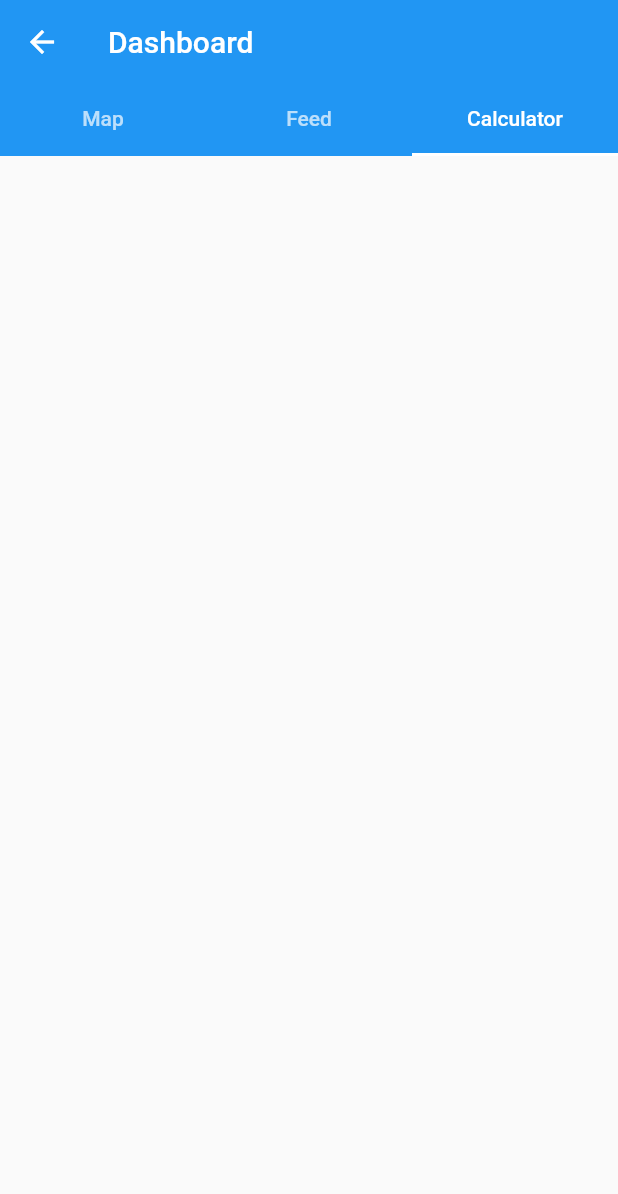
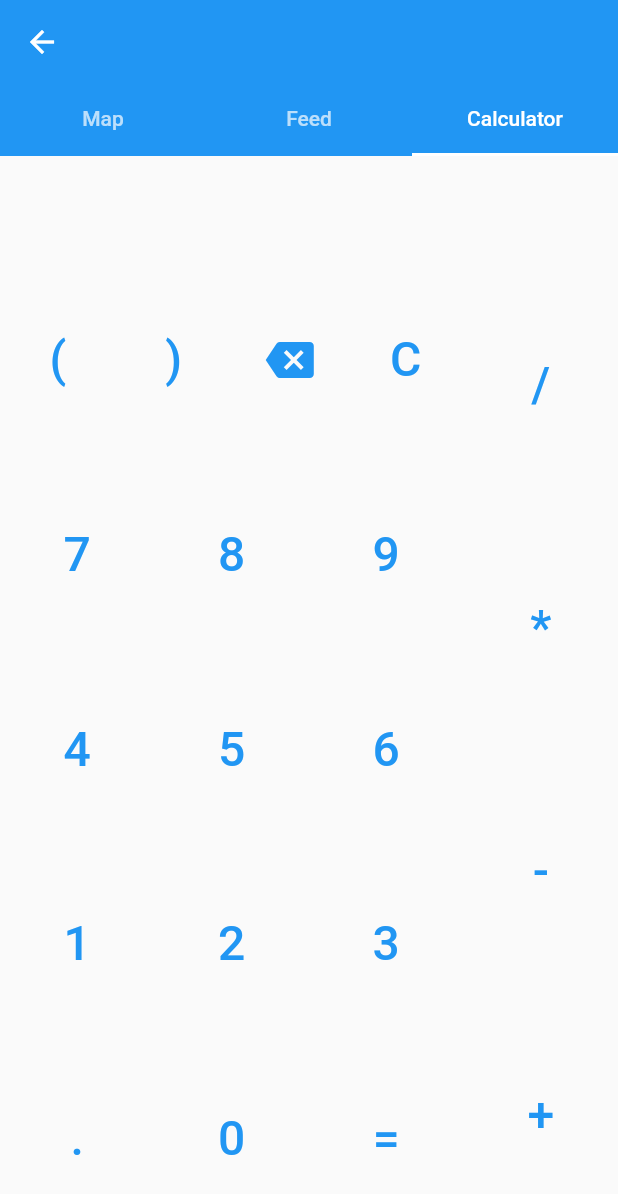
Before and after one commit to xamantra/eigital_handson, a Flutter app: the DashboardScreen screen opened directly, tab 3 chosen, on a phone screen of 412 x 824 dp. Shown: the top 1194 px of the screen. Run offline on Flutter 3.47's test engine with Material 2 defaults, Android fonts, the light colour scheme and no system bars; our stand-ins replace firebase_auth, firebase_core, flutter_bloc, google_maps_flutter, google_sign_in, location and 2 more; missing offline and left inert: map_launcher, webfeed; accounts and stored records are empty; network calls fail; statements that could not run were skipped.

Commit message:
working calculator

```diff
--- a/lib/src/cubits/calculator_cubit.dart
+++ b/lib/src/cubits/calculator_cubit.dart
@@ -1,4 +1,5 @@
 import 'package:flutter_bloc/flutter_bloc.dart';
+import 'package:math_expressions/math_expressions.dart';
 
 class CalculatorCubitState {
   final String userInput;
@@ -21,10 +22,44 @@ class CalculatorCubit extends Cubit<CalculatorCubitState> {
   CalculatorCubit() : super(CalculatorCubitState("", ""));
 
   void updateUserInput(String value) {
-    emit(state.copyWith(userInput: value));
+    emit(state.copyWith(userInput: state.userInput + value));
+    _updateOutput();
   }
 
-  void updateOutput() {
-    // TODO: calculate output.
+  void backspaceInput() {
+    final input = state.userInput;
+    if (input.length > 0) {
+      emit(state.copyWith(userInput: input.substring(0, input.length - 1)));
+    }
+    _updateOutput();
+  }
+
+  void clearInput() {
+    emit(state.copyWith(userInput: ''));
+    _updateOutput();
+  }
+
+  void _updateOutput() {
+    try {
+      if (state.userInput.isEmpty) {
+        emit(state.copyWith(output: ''));
+        return;
+      }
+      Parser p = Parser();
+      Expression exp = p.parse(state.userInput).simplify();
+      ContextModel cm = ContextModel();
+      final result = exp.evaluate(EvaluationType.REAL, cm);
+      emit(state.copyWith(output: result.toString()));
+
+      // emit(state.copyWith(output: state.userInput.interpret().toString()));
+
+      // Expression expression = Expression.parse(state.userInput);
+      // var context = <String, dynamic>{};
+      // final evaluator = const ExpressionEvaluator();
+      // var r = evaluator.eval(expression, context);
+      // emit(state.copyWith(output: r.toString()));
+    } catch (e) {
+      emit(state.copyWith(output: 'Syntax Error'));
+    }
   }
 }
--- a/lib/src/screens/dashboard.dart
+++ b/lib/src/screens/dashboard.dart
@@ -1,3 +1,4 @@
+import 'package:eigital_handson/src/cubits/cubits.dart';
 import 'package:flutter/material.dart';
 
 import 'views/index.dart';
@@ -22,7 +23,7 @@ class _DashboardScreenState extends State<DashboardScreen> with SingleTickerProv
   Widget build(BuildContext context) {
     return Scaffold(
       appBar: AppBar(
-        title: Text('Dashboard'),
+        title: Text(authCubit(context).state.name),
         elevation: 0,
       ),
       body: Container(
@@ -50,7 +51,7 @@ class _DashboardScreenState extends State<DashboardScreen> with SingleTickerProv
                 children: [
                   MapScreenView(),
                   FeedScreenView(),
-                  SizedBox(), // TODO: calculator view
+                  CalculatorScreenView(),
                 ],
               ),
             ),
--- a/lib/src/screens/views/calculator.dart
+++ b/lib/src/screens/views/calculator.dart
@@ -0,0 +1,183 @@
+import 'package:flutter/material.dart';
+import 'package:flutter_bloc/flutter_bloc.dart';
+
+import '../../cubits/index.dart';
+
+class CalculatorScreenView extends StatelessWidget {
+  const CalculatorScreenView({Key? key}) : super(key: key);
+
+  @override
+  Widget build(BuildContext context) {
+    return Column(
+      children: [
+        BlocBuilder<CalculatorCubit, CalculatorCubitState>(
+          bloc: calculatorCubit(context),
+          builder: (context, snapshot) {
+            return Column(
+              children: [
+                Align(
+                  alignment: Alignment.topRight,
+                  child: Text(
+                    snapshot.userInput,
+                    style: TextStyle(
+                      fontSize: 32,
+                    ),
+                  ),
+                ),
+                Align(
+                  alignment: Alignment.topRight,
+                  child: Text(
+                    snapshot.output,
+                    style: TextStyle(
+                      fontSize: 28,
+                      color: Theme.of(context).primaryColor,
+                    ),
+                  ),
+                ),
+              ],
+            );
+          },
+        ),
+        Expanded(
+          child: Row(
+            children: [
+              Expanded(
+                flex: 75,
+                child: Column(
+                  children: [
+                    Expanded(
+                      child: Row(
+                        children: [
+                          Expanded(child: _CalculatorButton(value: '(')),
+                          Expanded(child: _CalculatorButton(value: ')')),
+                          Expanded(child: _BackspaceButton()),
+                          Expanded(child: _ClearButton()),
+                        ],
+                      ),
+                    ),
+                    Expanded(
+                      child: Row(
+                        children: [
+                          Expanded(child: _CalculatorButton(value: '7')),
+                          Expanded(child: _CalculatorButton(value: '8')),
+                          Expanded(child: _CalculatorButton(value: '9')),
+                        ],
+                      ),
+                    ),
+                    Expanded(
+                      child: Row(
+                        children: [
+                          Expanded(child: _CalculatorButton(value: '4')),
+                          Expanded(child: _CalculatorButton(value: '5')),
+                          Expanded(child: _CalculatorButton(value: '6')),
+                        ],
+                      ),
+                    ),
+                    Expanded(
+                      child: Row(
+                        children: [
+                          Expanded(child: _CalculatorButton(value: '1')),
+                          Expanded(child: _CalculatorButton(value: '2')),
+                          Expanded(child: _CalculatorButton(value: '3')),
+                        ],
+                      ),
+                    ),
+                    Expanded(
+                      child: Row(
+                        children: [
+                          Expanded(child: _CalculatorButton(value: '.')),
+                          Expanded(child: _CalculatorButton(value: '0')),
+                          Expanded(child: _CalculatorButton(value: '=')),
+                        ],
+                      ),
+                    ),
+                  ],
+                ),
+              ),
+              Expanded(
+                flex: 25,
+                child: Column(
+                  children: [
+                    Expanded(child: _CalculatorButton(value: '/')),
+                    Expanded(child: _CalculatorButton(value: '*')),
+                    Expanded(child: _CalculatorButton(value: '-')),
+                    Expanded(child: _CalculatorButton(value: '+')),
+                  ],
+                ),
+              ),
+            ],
+          ),
+        ),
+      ],
+    );
+  }
+}
+
+class _CalculatorButton extends StatelessWidget {
+  const _CalculatorButton({
+    Key? key,
+    required this.value,
+  }) : super(key: key);
+
+  final String value;
+
+  @override
+  Widget build(BuildContext context) {
+    return Container(
+      height: double.infinity,
+      width: double.infinity,
+      child: TextButton(
+        onPressed: () {
+          calculatorCubit(context).updateUserInput(value);
+        },
+        child: Text(
+          value,
+          style: TextStyle(fontSize: 32),
+        ),
+      ),
+    );
+  }
+}
+
+class _BackspaceButton extends StatelessWidget {
+  const _BackspaceButton({Key? key}) : super(key: key);
+
+  @override
+  Widget build(BuildContext context) {
+    return Container(
+      height: double.infinity,
+      width: double.infinity,
+      child: TextButton(
+        child: Icon(
+          Icons.backspace,
+          color: Theme.of(context).primaryColor,
+          size: 32,
+        ),
+        onPressed: () {
+          calculatorCubit(context).backspaceInput();
+        },
+      ),
+    );
+  }
+}
+
+class _ClearButton extends StatelessWidget {
+  const _ClearButton({Key? key}) : super(key: key);
+
+  @override
+  Widget build(BuildContext context) {
+    return Container(
+      height: double.infinity,
+      width: double.infinity,
+      child: TextButton(
+        child: Text(
+          'C',
+          style: TextStyle(fontSize: 32),
+        ),
+        onPressed: () {
+          calculatorCubit(context).clearInput();
+        },
+      ),
+    );
+  }
+}
--- a/pubspec.yaml
+++ b/pubspec.yaml
@@ -36,6 +36,8 @@ dependencies:
   flutter_polyline_points: 1.0.0
   location: 4.3.0
   math_expressions: 2.1.1
+  function_tree: 0.8.12
+  expressions: 0.2.3
   shared_preferences: 2.0.6
   google_sign_in: 5.0.4
   webfeed: 0.7.0
```
Also changed, not shown: pubspec.lock.
